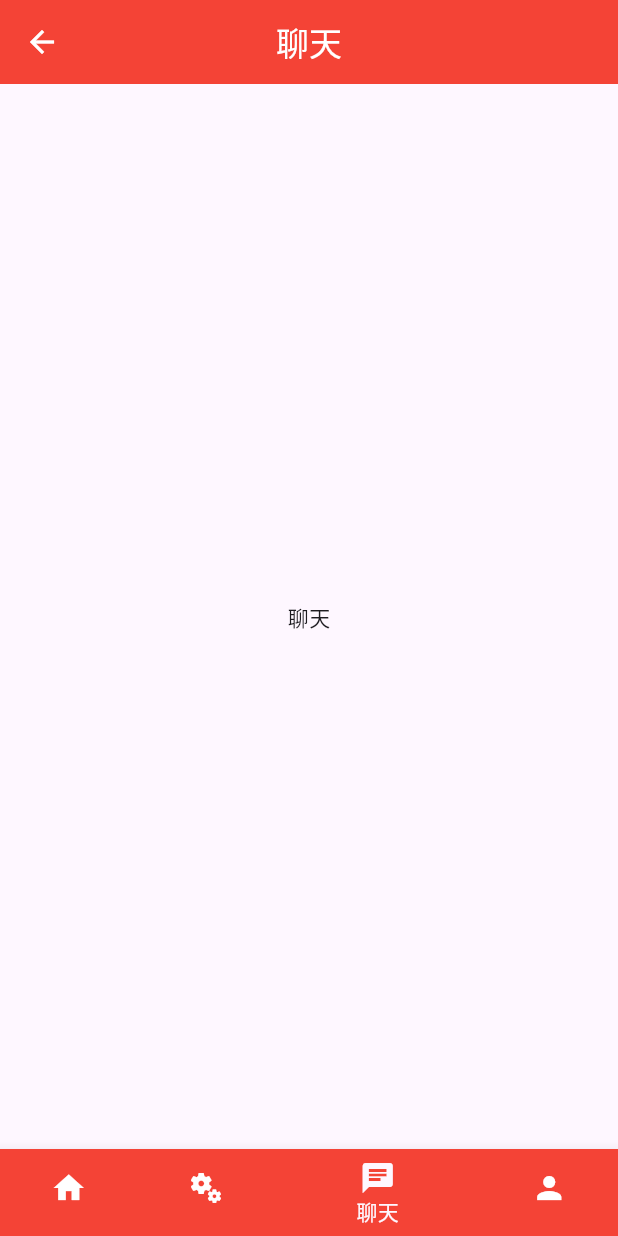
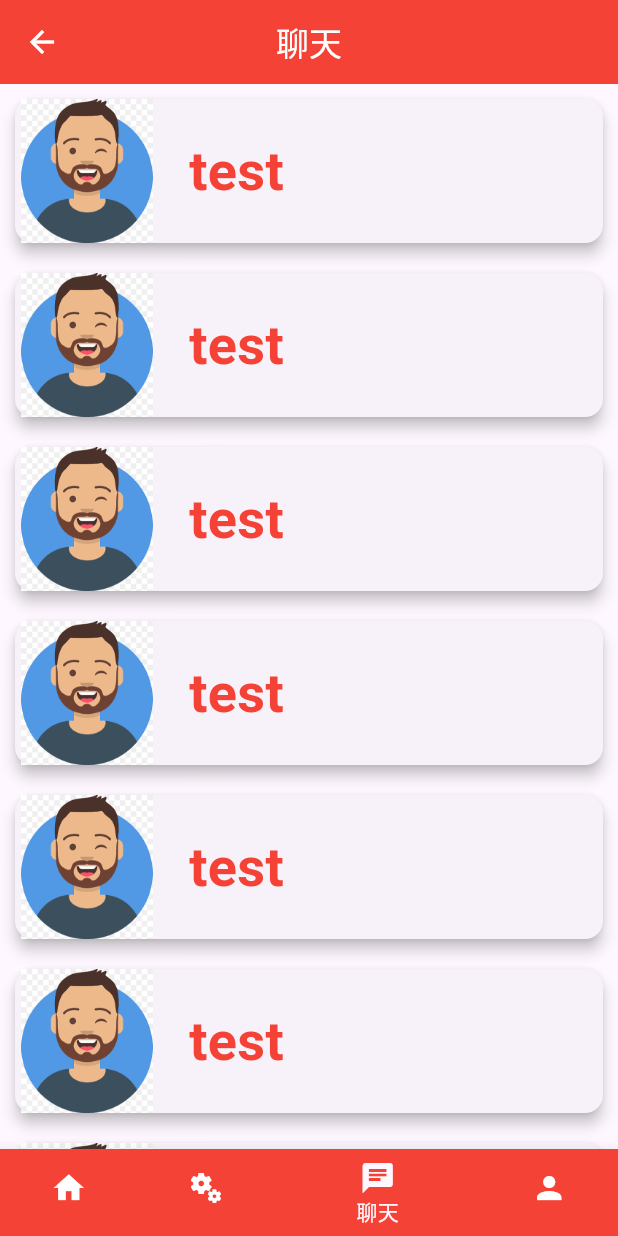
Before and after one commit to YenHsinWu/RCSS, a Flutter app: the HomePage screen opened directly, swiped to page 3, on a phone screen of 412 x 824 dp. Run offline on Flutter 3.47's test engine with Material 3 defaults, Android fonts, the phone set to English and light mode, and no system bars; our stand-ins replace cloud_firestore, firebase_auth, firebase_core, intl_phone_field, webview_flutter; accounts and stored records are empty.

Commit message:
Add card list view and scroll view

```diff
--- /dev/null
+++ b/RCSS_Fronted/lib/pages/chat_room_page.dart
@@ -0,0 +1,29 @@
+import 'package:bao_register/views/card_list_view.dart';
+import 'package:flutter/material.dart';
+
+import '../widgets/chat_room_card.dart';
+
+class ChatRoomPage extends StatefulWidget {
+  const ChatRoomPage({super.key});
+
+  @override
+  State<ChatRoomPage> createState() => _ChatRoomPageState();
+}
+
+class _ChatRoomPageState extends State<ChatRoomPage> {
+  List<ChatRoomCard> cards = [];
+
+  List<ChatRoomCard>? generateDummyCards() {
+    for (int i = 0; i < 20; i++) {
+      cards.add(ChatRoomCard(
+          avatarPath: 'assets/images/avatar.png', roomName: 'test'));
+    }
+
+    return cards;
+  }
+
+  @override
+  Widget build(BuildContext context) {
+    return CardListView(cards: generateDummyCards()!);
+  }
+}
--- a/RCSS_Fronted/lib/pages/home_page.dart
+++ b/RCSS_Fronted/lib/pages/home_page.dart
@@ -1,3 +1,4 @@
+import "package:bao_register/pages/chat_room_page.dart";
 import "package:bao_register/pages/index_page.dart";
 import "package:bao_register/pages/service_page.dart";
 import "package:flutter/material.dart";
@@ -76,7 +77,7 @@ class _HomePageState extends State<HomePage> {
           ServicePage(
             serviceIndex: 0,
           ),
-          Center(child: Text("聊天")),
+          ChatRoomPage(),
           Center(child: Text("關於我")),
         ],
       ),
--- /dev/null
+++ b/RCSS_Fronted/lib/views/card_list_view.dart
@@ -0,0 +1,34 @@
+import 'package:flutter/material.dart';
+
+import '../pages/chat_page.dart';
+import '../widgets/chat_room_card.dart';
+
+class CardListView extends StatelessWidget {
+  final List<ChatRoomCard> cards;
+  const CardListView({super.key, required this.cards});
+
+  @override
+  Widget build(BuildContext context) {
+    return ListView.builder(
+        itemCount: cards.length,
+        itemBuilder: (
+          context,
+          index,
+        ) {
+          return Column(
+            children: [
+              GestureDetector(
+                  child: cards[index],
+                  onTap: () {
+                    Navigator.push(
+                      context,
+                      MaterialPageRoute(
+                        builder: (context) => ChatPage(),
+                      ),
+                    );
+                  })
+            ],
+          );
+        });
+  }
+}
--- a/RCSS_Fronted/lib/widgets/chat_room_card.dart
+++ b/RCSS_Fronted/lib/widgets/chat_room_card.dart
@@ -10,6 +10,8 @@ class ChatRoomCard extends StatelessWidget {
   @override
   Widget build(BuildContext context) {
     return Card(
+      elevation: 4,
+      margin: EdgeInsets.all(10),
       child: Row(
         mainAxisAlignment: MainAxisAlignment.start,
         children: [
@@ -21,7 +23,8 @@ class ChatRoomCard extends StatelessWidget {
           SizedBox(width: 20),
           Text(
             roomName,
-            style: TextStyle(fontSize: 36, color: Colors.red),
+            style: TextStyle(
+                fontWeight: FontWeight.bold, fontSize: 36, color: Colors.red),
           ),
         ],
       ),
```
Also changed, not shown: RCSS_Fronted/lib/main.dart (+4 -4 lines), RCSS_Fronted/lib/pages/chat_page.dart (added, +17 -0 lines).
